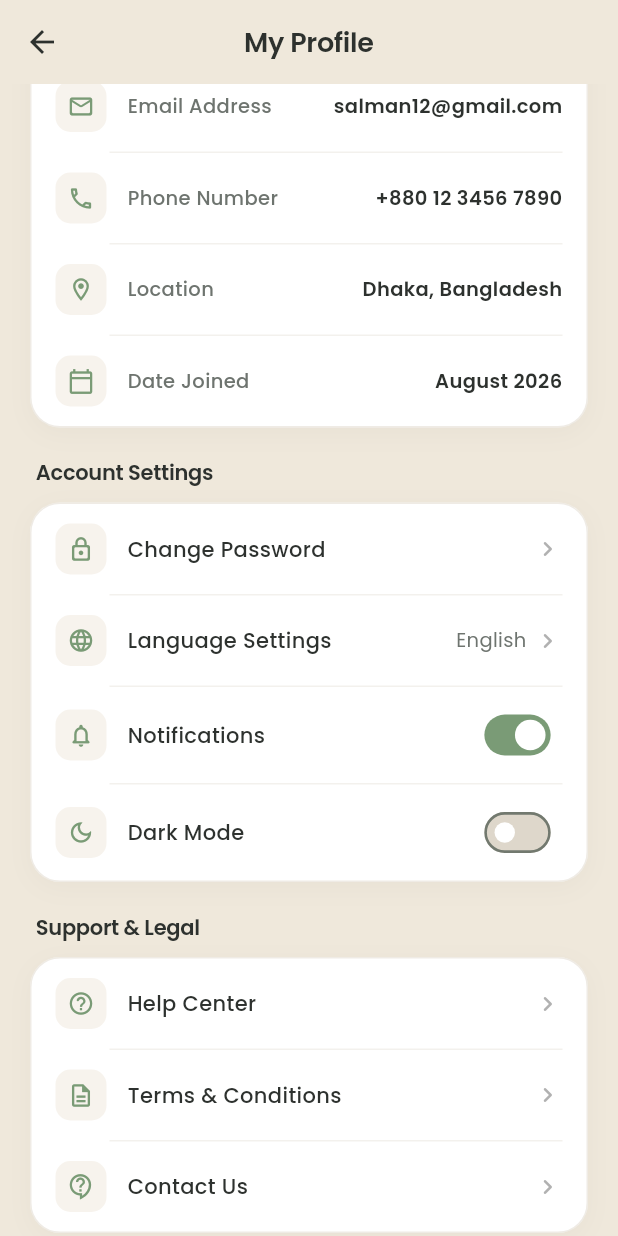
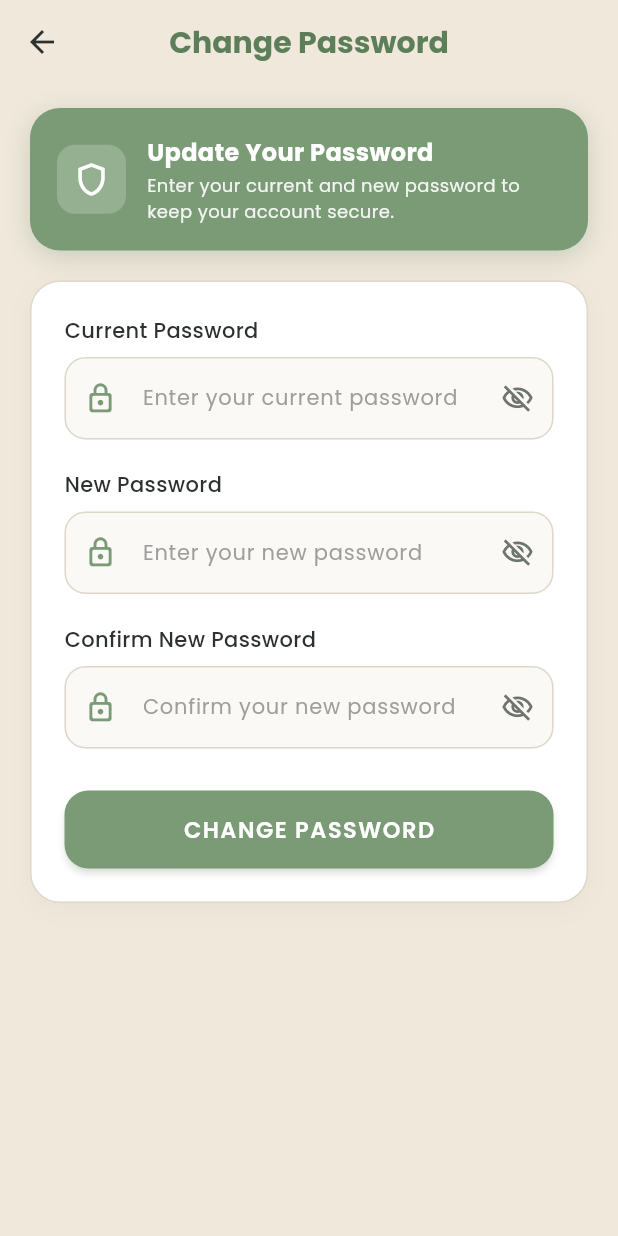
Before and after one commit to nadiuh/lendr, a Flutter app: the ProfileScreen screen opened directly, scrolled down 576 dp, after a tap on "Change Password", on a phone screen of 412 x 824 dp. Run offline on Flutter 3.47's test engine with Material 3 defaults, Android fonts, the phone set to English and light mode, and no system bars; our stand-ins replace google_fonts; accounts and stored records are empty.

Commit message:
Added password change function

```diff
--- /dev/null
+++ b/lib/screens/change_password_screen.dart
@@ -0,0 +1,369 @@
+import 'package:flutter/material.dart';
+import 'package:google_fonts/google_fonts.dart';
+import '../constants/app_colors.dart';
+
+class ChangePasswordScreen extends StatefulWidget {
+  const ChangePasswordScreen({super.key});
+
+  @override
+  State<ChangePasswordScreen> createState() => _ChangePasswordScreenState();
+}
+
+class _ChangePasswordScreenState extends State<ChangePasswordScreen> {
+  final _formKey = GlobalKey<FormState>();
+  final _currentPasswordController = TextEditingController();
+  final _newPasswordController = TextEditingController();
+  final _confirmPasswordController = TextEditingController();
+
+  bool _isCurrentPasswordVisible = false;
+  bool _isNewPasswordVisible = false;
+  bool _isConfirmPasswordVisible = false;
+  bool _hasSubmitted = false;
+
+  @override
+  void dispose() {
+    _currentPasswordController.dispose();
+    _newPasswordController.dispose();
+    _confirmPasswordController.dispose();
+    super.dispose();
+  }
+
+  void _handleChangePassword() {
+    setState(() {
+      _hasSubmitted = true;
+    });
+
+    if (_formKey.currentState?.validate() ?? false) {
+      ScaffoldMessenger.of(context).showSnackBar(
+        SnackBar(
+          content: Text(
+            'Password changed successfully.',
+            style: GoogleFonts.poppins(color: Colors.white, fontSize: 13),
+          ),
+          backgroundColor: AppColors.primaryDark,
+          behavior: SnackBarBehavior.floating,
+          shape: RoundedRectangleBorder(borderRadius: BorderRadius.circular(10)),
+          duration: const Duration(seconds: 2),
+        ),
+      );
+      Navigator.pop(context);
+    }
+  }
+
+  @override
+  Widget build(BuildContext context) {
+    return Scaffold(
+      backgroundColor: AppColors.background,
+      appBar: AppBar(
+        backgroundColor: AppColors.background,
+        elevation: 0,
+        scrolledUnderElevation: 0,
+        centerTitle: true,
+        iconTheme: const IconThemeData(color: AppColors.textPrimary),
+        title: Text(
+          'Change Password',
+          style: GoogleFonts.poppins(
+            color: AppColors.primaryDark,
+            fontWeight: FontWeight.bold,
+            fontSize: 20,
+          ),
+        ),
+      ),
+      body: SafeArea(
+        child: SingleChildScrollView(
+          physics: const BouncingScrollPhysics(),
+          padding: const EdgeInsets.symmetric(horizontal: 20.0, vertical: 16.0),
+          child: Column(
+            crossAxisAlignment: CrossAxisAlignment.start,
+            children: [
+              // Info Banner
+              Container(
+                width: double.infinity,
+                padding: const EdgeInsets.all(18),
+                decoration: BoxDecoration(
+                  color: AppColors.primary,
+                  borderRadius: BorderRadius.circular(20),
+                  boxShadow: [
+                    BoxShadow(
+                      color: AppColors.primaryDark.withValues(alpha: 0.25),
+                      blurRadius: 14,
+                      offset: const Offset(0, 4),
+                    ),
+                  ],
+                ),
+                child: Row(
+                  children: [
+                    Container(
+                      padding: const EdgeInsets.all(10),
+                      decoration: BoxDecoration(
+                        color: Colors.white.withValues(alpha: 0.2),
+                        borderRadius: BorderRadius.circular(12),
+                      ),
+                      child: const Icon(
+                        Icons.shield_outlined,
+                        color: Colors.white,
+                        size: 26,
+                      ),
+                    ),
+                    const SizedBox(width: 14),
+                    Expanded(
+                      child: Column(
+                        crossAxisAlignment: CrossAxisAlignment.start,
+                        children: [
+                          Text(
+                            'Update Your Password',
+                            style: GoogleFonts.poppins(
+                              color: Colors.white,
+                              fontSize: 16,
+                              fontWeight: FontWeight.bold,
+                            ),
+                          ),
+                          const SizedBox(height: 2),
+                          Text(
+                            'Enter your current and new password to keep your account secure.',
+                            style: GoogleFonts.poppins(
+                              color: Colors.white.withValues(alpha: 0.9),
+                              fontSize: 12,
+                            ),
+                          ),
+                        ],
+                      ),
+                    ),
+                  ],
+                ),
+              ),
+
+              const SizedBox(height: 20),
+
+              Container(
+                padding: const EdgeInsets.all(22.0),
+                decoration: BoxDecoration(
+                  color: AppColors.surface,
+                  borderRadius: BorderRadius.circular(20.0),
+                  border: Border.all(color: AppColors.border),
+                  boxShadow: [
+                    BoxShadow(
+                      color: Colors.black.withValues(alpha: 0.03),
+                      blurRadius: 14,
+                      offset: const Offset(0, 4),
+                    ),
+                  ],
+                ),
+                child: Form(
+                  key: _formKey,
+                  autovalidateMode: _hasSubmitted
+                      ? AutovalidateMode.onUserInteraction
+                      : AutovalidateMode.disabled,
+                  child: Column(
+                    crossAxisAlignment: CrossAxisAlignment.start,
+                    children: [
+                      Text(
+                        'Current Password',
+                        style: GoogleFonts.poppins(
+                          fontSize: 14,
+                          fontWeight: FontWeight.w500,
+                          color: AppColors.textPrimary,
+                        ),
+                      ),
+                      const SizedBox(height: 8),
+                      TextFormField(
+                        controller: _currentPasswordController,
+                        obscureText: !_isCurrentPasswordVisible,
+                        validator: (value) {
+                          if (value == null || value.isEmpty) {
+                            return 'Please enter your current password';
+                          }
+                          return null;
+                        },
+                        style: GoogleFonts.poppins(
+                          fontSize: 15,
+                          color: AppColors.textPrimary,
+                        ),
+                        decoration: _inputDecoration(
+                          hint: 'Enter your current password',
+                          isVisible: _isCurrentPasswordVisible,
+                          onToggleVisibility: () {
+                            setState(() {
+                              _isCurrentPasswordVisible = !_isCurrentPasswordVisible;
+                            });
+                          },
+                        ),
+                      ),
+
+                      const SizedBox(height: 20),
+
+                      Text(
+                        'New Password',
+                        style: GoogleFonts.poppins(
+                          fontSize: 14,
+                          fontWeight: FontWeight.w500,
+                          color: AppColors.textPrimary,
+                        ),
+                      ),
+                      const SizedBox(height: 8),
+                      TextFormField(
+                        controller: _newPasswordController,
+                        obscureText: !_isNewPasswordVisible,
+                        validator: (value) {
+                          if (value == null || value.isEmpty) {
+                            return 'Please enter a new password';
+                          }
+                          return null;
+                        },
+                        style: GoogleFonts.poppins(
+                          fontSize: 15,
+                          color: AppColors.textPrimary,
+                        ),
+                        decoration: _inputDecoration(
+                          hint: 'Enter your new password',
+                          isVisible: _isNewPasswordVisible,
+                          onToggleVisibility: () {
+                            setState(() {
+                              _isNewPasswordVisible = !_isNewPasswordVisible;
+                            });
+                          },
+                        ),
+                      ),
+
+                      const SizedBox(height: 20),
+
+                      Text(
+                        'Confirm New Password',
+                        style: GoogleFonts.poppins(
+                          fontSize: 14,
+                          fontWeight: FontWeight.w500,
+                          color: AppColors.textPrimary,
+                        ),
+                      ),
+                      const SizedBox(height: 8),
+                      TextFormField(
+                        controller: _confirmPasswordController,
+                        obscureText: !_isConfirmPasswordVisible,
+                        validator: (value) {
+                          if (value == null || value.isEmpty) {
+                            return 'Please confirm your new password';
+                          }
+                          if (value != _newPasswordController.text) {
+                            return 'Passwords do not match';
+                          }
+                          return null;
+                        },
+                        style: GoogleFonts.poppins(
+                          fontSize: 15,
+                          color: AppColors.textPrimary,
+                        ),
+                        decoration: _inputDecoration(
+                          hint: 'Confirm your new password',
+                          isVisible: _isConfirmPasswordVisible,
+                          onToggleVisibility: () {
+                            setState(() {
+                              _isConfirmPasswordVisible = !_isConfirmPasswordVisible;
+                            });
+                          },
+                        ),
+                      ),
+
+                      const SizedBox(height: 28),
+
+                      SizedBox(
+                        width: double.infinity,
+                        height: 52,
+                        child: ElevatedButton(
+                          onPressed: _handleChangePassword,
+                          style: ElevatedButton.styleFrom(
+                            backgroundColor: AppColors.primary,
+                            foregroundColor: Colors.white,
+                            elevation: 2,
+                            shadowColor: AppColors.primary.withValues(alpha: 0.35),
+                            shape: RoundedRectangleBorder(
+                              borderRadius: BorderRadius.circular(16.0),
+                            ),
+                          ),
+                          child: Text(
+                            'CHANGE PASSWORD',
+                            style: GoogleFonts.poppins(
+                              fontSize: 15,
+                              fontWeight: FontWeight.w600,
+                              letterSpacing: 1.0,
+                            ),
+                          ),
+                        ),
+                      ),
+                    ],
+                  ),
+                ),
+              ),
+            ],
+          ),
+        ),
+      ),
+    );
+  }
+
+  InputDecoration _inputDecoration({
+    required String hint,
+    required bool isVisible,
+    required VoidCallback onToggleVisibility,
+  }) {
+    return InputDecoration(
+      hintText: hint,
+      hintStyle: GoogleFonts.poppins(
+        fontSize: 14,
+        color: AppColors.textLight,
+      ),
+      errorStyle: GoogleFonts.poppins(
+        fontSize: 12,
+        color: AppColors.error,
+        fontWeight: FontWeight.w500,
+      ),
+      prefixIcon: const Icon(
+        Icons.lock_outline_rounded,
+        color: AppColors.primary,
+        size: 22,
+      ),
+      suffixIcon: IconButton(
+        icon: Icon(
+          isVisible ? Icons.visibility_outlined : Icons.visibility_off_outlined,
+          color: AppColors.textSecondary,
+          size: 22,
+        ),
+        onPressed: onToggleVisibility,
+      ),
+      filled: true,
+      fillColor: AppColors.inputBackground,
+      contentPadding: const EdgeInsets.symmetric(
+        horizontal: 16.0,
+        vertical: 16.0,
+      ),
+      border: OutlineInputBorder(
+        borderRadius: BorderRadius.circular(14.0),
+        borderSide: const BorderSide(color: AppColors.border),
+      ),
+      enabledBorder: OutlineInputBorder(
+        borderRadius: BorderRadius.circular(14.0),
+        borderSide: const BorderSide(color: AppColors.border),
+      ),
+      focusedBorder: OutlineInputBorder(
+        borderRadius: BorderRadius.circular(14.0),
+        borderSide: const BorderSide(
+          color: AppColors.borderFocused,
+          width: 1.8,
+        ),
+      ),
+      errorBorder: OutlineInputBorder(
+        borderRadius: BorderRadius.circular(14.0),
+        borderSide: const BorderSide(
+          color: AppColors.borderError,
+          width: 1.4,
+        ),
+      ),
+      focusedErrorBorder: OutlineInputBorder(
+        borderRadius: BorderRadius.circular(14.0),
+        borderSide: const BorderSide(
+          color: AppColors.borderError,
+          width: 1.8,
+        ),
+      ),
+    );
+  }
+}
--- a/lib/screens/profile_screen.dart
+++ b/lib/screens/profile_screen.dart
@@ -1,6 +1,7 @@
 import 'package:flutter/material.dart';
 import 'package:google_fonts/google_fonts.dart';
 import '../constants/app_colors.dart';
+import 'change_password_screen.dart';
 import 'contact_us_screen.dart';
 import 'help_center_screen.dart';
 import 'login_screen.dart';
@@ -44,8 +45,8 @@ class UserProfile {
       dateJoined: 'August 2026',
       avatarAsset: 'assets/images/Profile_screen/pfp_icon.png',
       itemsLent: 0,
-      itemsBorrowed: 0,
-      activeListings: 0,
+      itemsBorrowed: 3,
+      activeListings: 3,
     );
   }
 }
@@ -571,7 +572,14 @@ class _ProfileScreenState extends State<ProfileScreen> {
           _buildSettingsTile(
             icon: Icons.lock_outline_rounded,
             title: 'Change Password',
-            onTap: () {},
+            onTap: () {
+              Navigator.push(
+                context,
+                MaterialPageRoute(
+                  builder: (context) => const ChangePasswordScreen(),
+                ),
+              );
+            },
           ),
           _buildInnerDivider(),
           _buildSettingsTile(
```
